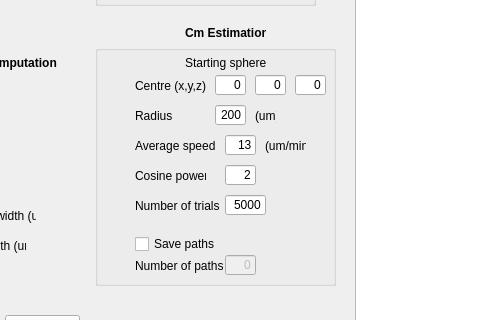
First picture: the form in Qt/Conduit_analyser/mainwindow.ui, repository gibbogle/vessel-tools, before the edit; both pictures show x 215 to 695 and y 172 to 492 of the 1370 by 611 pixel window.
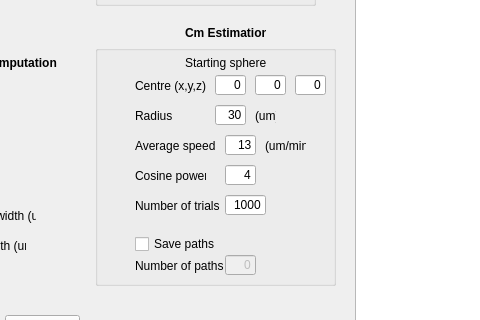
Second picture: the form after the edit.

Diff of the .ui file:
```diff
--- a/Qt/Conduit_analyser/mainwindow.ui
+++ b/Qt/Conduit_analyser/mainwindow.ui
@@ -2,6 +2,9 @@
 <ui version="4.0">
  <class>MainWindow</class>
  <widget class="QMainWindow" name="MainWindow">
+  <property name="enabled">
+   <bool>true</bool>
+  </property>
   <property name="geometry">
    <rect>
     <x>0</x>
@@ -308,7 +311,7 @@
       </rect>
      </property>
      <property name="text">
-      <string>200</string>
+      <string>30</string>
      </property>
      <property name="alignment">
       <set>Qt::AlignRight|Qt::AlignTrailing|Qt::AlignVCenter</set>
@@ -392,7 +395,7 @@
       </rect>
      </property>
      <property name="text">
-      <string>2</string>
+      <string>4</string>
      </property>
      <property name="alignment">
       <set>Qt::AlignRight|Qt::AlignTrailing|Qt::AlignVCenter</set>
@@ -408,7 +411,7 @@
       </rect>
      </property>
      <property name="text">
-      <string>5000</string>
+      <string>1000</string>
      </property>
      <property name="alignment">
       <set>Qt::AlignRight|Qt::AlignTrailing|Qt::AlignVCenter</set>
```
Left out of the diff: 11 changed lines with no effect on the pictures.
